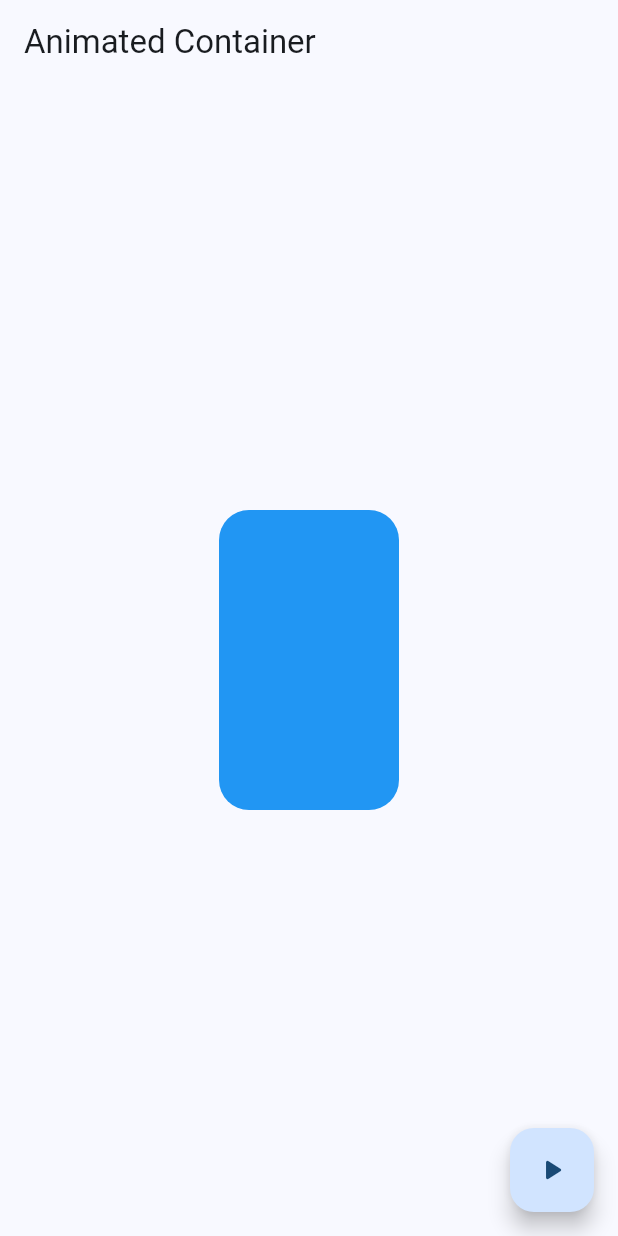
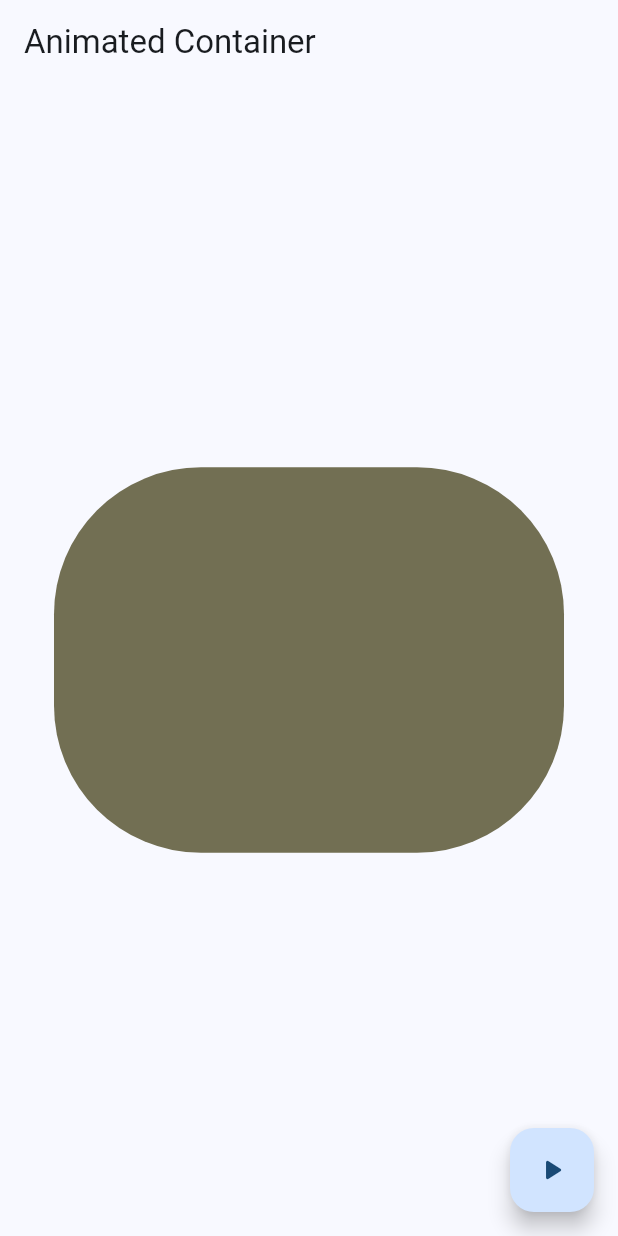
Before and after one commit to rocatoro18/widgetly, a Flutter app: the AnimatedScreen screen opened by its route, after a tap on the "play arrow" icon, on a phone screen of 412 x 824 dp. Run offline on Flutter 3.47's test engine with Material 3 defaults, Android fonts, the phone set to English and light mode, and no system bars; our stand-ins replace go_router.

Commit message:
Animated container con animaciones

```diff
--- a/lib/presentation/screens/animated/animated_screen.dart
+++ b/lib/presentation/screens/animated/animated_screen.dart
@@ -1,9 +1,32 @@
+import 'dart:math' show Random;
 import 'package:flutter/material.dart';
 
-class AnimatedScreen extends StatelessWidget {
+class AnimatedScreen extends StatefulWidget {
   static const name = 'animated_screen';
 
   const AnimatedScreen({super.key});
+
+  @override
+  State<AnimatedScreen> createState() => _AnimatedScreenState();
+}
+
+class _AnimatedScreenState extends State<AnimatedScreen> {
+  double width = 50;
+  double height = 50;
+  Color color = Colors.indigo;
+  double borderRadius = 10.0;
+
+  void changeShape() {
+    final random = Random();
+    width = random.nextInt(300) + 120;
+    height = random.nextInt(300) + 120;
+    borderRadius = random.nextInt(100) + 20;
+
+    color = Color.fromRGBO(
+        random.nextInt(255), random.nextInt(255), random.nextInt(255), 1);
+
+    setState(() {});
+  }
 
   @override
   Widget build(BuildContext context) {
@@ -15,13 +38,17 @@ class AnimatedScreen extends StatelessWidget {
           child: AnimatedContainer(
         duration: const Duration(milliseconds: 400),
         curve: Curves.easeOutCubic,
-        width: 120,
-        height: 200,
+        width: width <= 0 ? 0 : width,
+        height: height <= 0 ? 0 : height,
         decoration: BoxDecoration(
-            color: Colors.blue, borderRadius: BorderRadius.circular(20)),
+            color: color,
+            borderRadius:
+                BorderRadius.circular(borderRadius < 0 ? 0 : borderRadius)),
       )),
       floatingActionButton: FloatingActionButton(
-        onPressed: () {},
+        onPressed: () {
+          changeShape();
+        },
         child: const Icon(Icons.play_arrow_rounded),
       ),
     );
```
